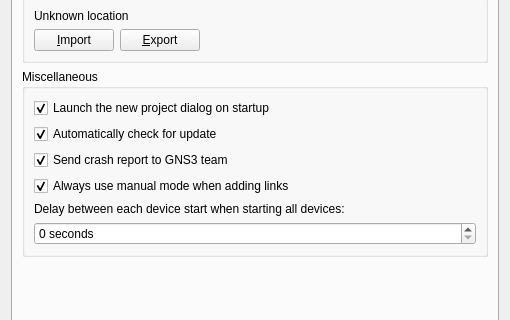
Old version of the form gns3/ui/general_preferences_page.ui in the repository GNS3/gns3-gui; both pictures show x 0 to 510 and y 272 to 592 of the 510 by 687 pixel window.
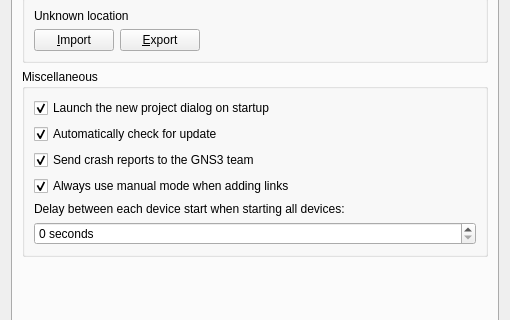
New version of the form.

```diff
--- a/gns3/ui/general_preferences_page.ui
+++ b/gns3/ui/general_preferences_page.ui
@@ -210,7 +210,7 @@
           <item row="3" column="0">
            <widget class="QCheckBox" name="uiCrashReportCheckBox">
             <property name="text">
-             <string>Send crash report to GNS3 team</string>
+             <string>Send crash reports to the GNS3 team</string>
             </property>
             <property name="checked">
              <bool>true</bool>
```
